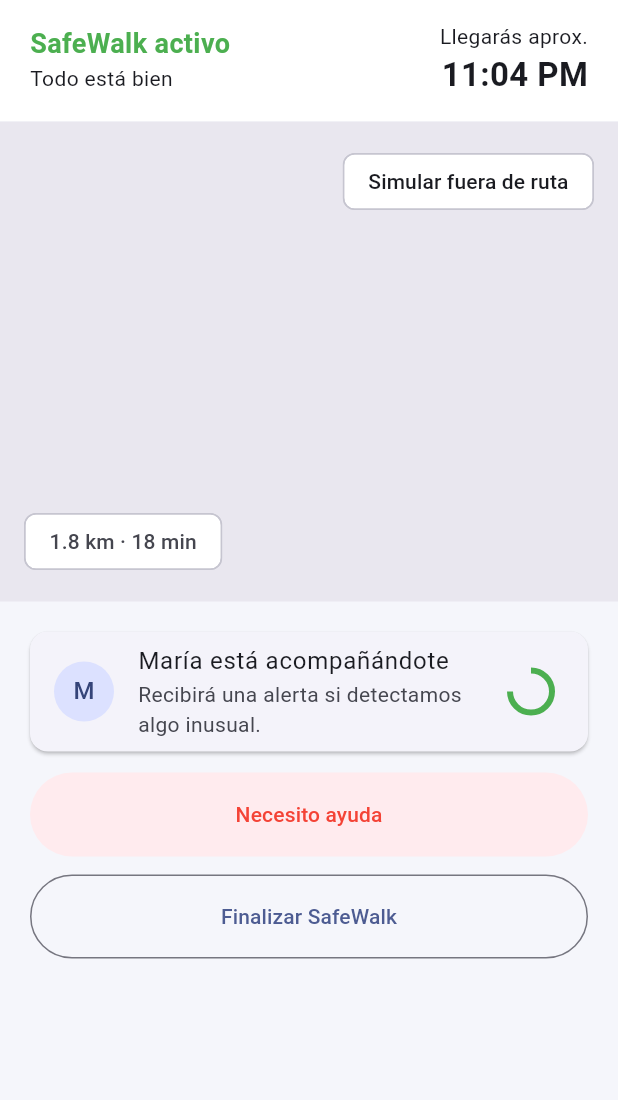
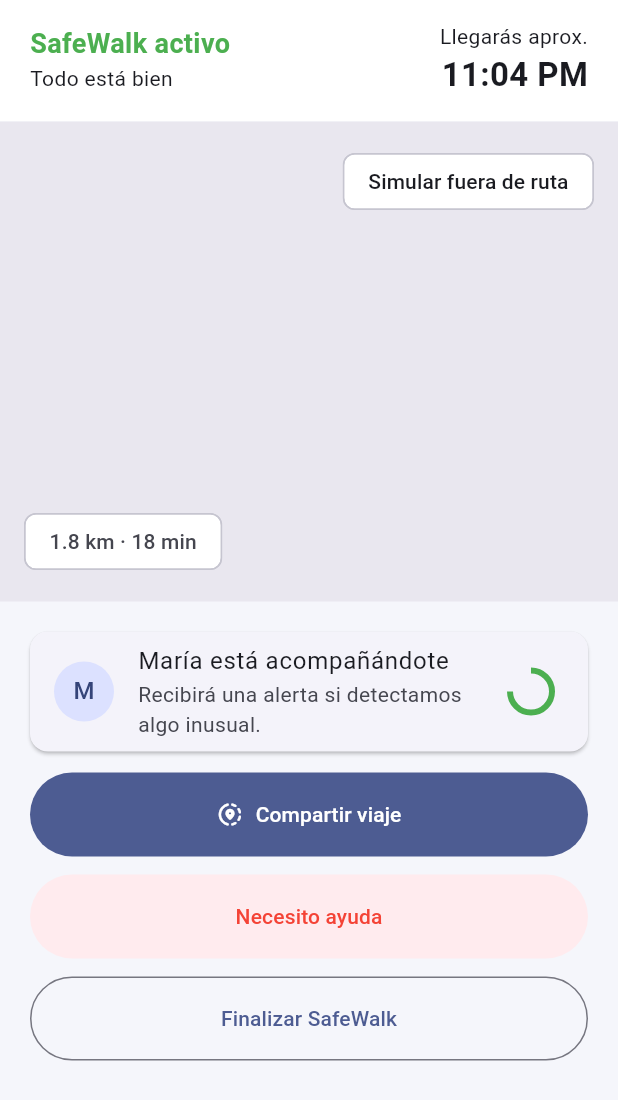
Before and after one commit to Dubu2500/SafeWalk, a Flutter app: the MapScreen screen opened by its route, on a phone screen of 412 x 824 dp. Shown: the top 1100 px of the screen. Run offline on Flutter 3.47's test engine with Material 3 defaults, Android fonts, the phone set to English and light mode, and no system bars; our stand-ins replace firebase_auth, firebase_core, flutter_svg, google_sign_in; accounts and stored records are empty.

Commit message:
Se agrego un boton para compartir el viaje

```diff
--- a/safewalk/lib/data/current_user.dart
+++ b/safewalk/lib/data/current_user.dart
@@ -4,14 +4,11 @@ import 'package:google_sign_in/google_sign_in.dart';
 
 import 'home_data.dart';
 
-// Web client (client_type 3) from android/app/google-services.json.
 const _googleServerClientId =
     '1019858631171-sljtknk8956vu76s3318ri846rclvnjh.apps.googleusercontent.com';
 
 bool _googleReady = false;
 
-// Uses the signed-in Firebase user; falls back to the demo name when
-// Firebase is not initialized (widget tests) or the user has no name.
 String currentUserName() {
   if (Firebase.apps.isEmpty) return userName;
   final user = FirebaseAuth.instance.currentUser;
@@ -22,8 +19,6 @@ String currentUserName() {
   return userName;
 }
 
-// Opens the Google account picker and signs in to Firebase with that account.
-// Returns false if the user closes the picker without choosing an account.
 Future<bool> signInWithGoogle() async {
   final googleSignIn = GoogleSignIn.instance;
   if (!_googleReady) {
--- a/safewalk/lib/screens/map_screen.dart
+++ b/safewalk/lib/screens/map_screen.dart
@@ -56,6 +56,20 @@ class MapScreen extends StatelessWidget {
                   children: [
                     const CompanionCard(name: trustedContactName),
                     const SizedBox(height: 14),
+                    FilledButton.icon(
+                      style: FilledButton.styleFrom(
+                        padding: const EdgeInsets.symmetric(vertical: 18),
+                      ),
+                      onPressed: () {
+                        showPendingDialog(
+                          context,
+                          'Aquí podrás compartir tu viaje en tiempo real con $trustedContactName.',
+                        );
+                      },
+                      icon: const Icon(Icons.share_location_rounded),
+                      label: const Text('Compartir viaje'),
+                    ),
+                    const SizedBox(height: 12),
                     TextButton(
                       style: TextButton.styleFrom(
                         backgroundColor: Colors.red.shade50,
```
